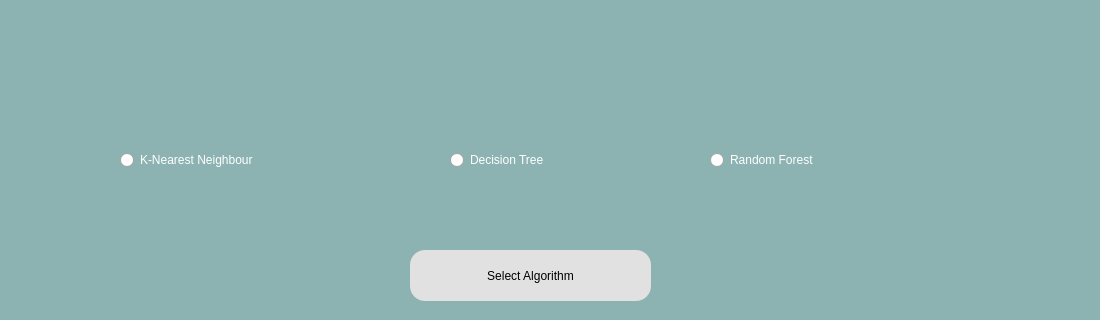
Before: the Qt Designer form UI_Files/mainMenuUI.ui in Rizi22/Using-Machine-Learning-Algorithms-to-Predict-the-Price-of-Pre-owned-Cars, drawn with Qt 5; both pictures show x 0 to 1100 and y 220 to 540 of the 1100 by 700 pixel window.
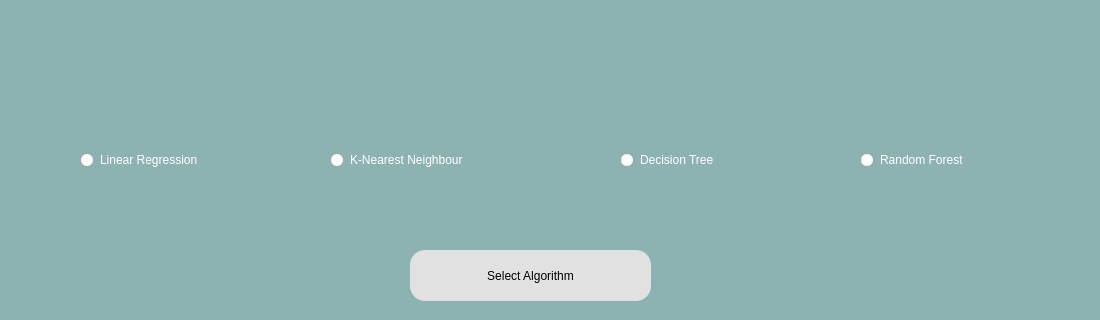
After: the same form once the commit is applied.

Commit message: Added Linear Regression algorithm to the UI

The edit to the form file:
```diff
--- a/UI_Files/mainMenuUI.ui
+++ b/UI_Files/mainMenuUI.ui
@@ -49,7 +49,7 @@
    <widget class="QRadioButton" name="KNNButton">
     <property name="geometry">
      <rect>
-      <x>130</x>
+      <x>340</x>
       <y>390</y>
       <width>221</width>
       <height>20</height>
@@ -66,7 +66,7 @@
    <widget class="QRadioButton" name="DTButton">
     <property name="geometry">
      <rect>
-      <x>460</x>
+      <x>630</x>
       <y>390</y>
       <width>151</width>
       <height>20</height>
@@ -100,7 +100,7 @@
    <widget class="QRadioButton" name="RFButton">
     <property name="geometry">
      <rect>
-      <x>720</x>
+      <x>870</x>
       <y>390</y>
       <width>221</width>
       <height>20</height>
@@ -114,6 +114,23 @@
      <string>Random Forest</string>
     </property>
    </widget>
+   <widget class="QRadioButton" name="LRButton">
+    <property name="geometry">
+     <rect>
+      <x>90</x>
+      <y>390</y>
+      <width>221</width>
+      <height>20</height>
+     </rect>
+    </property>
+    <property name="styleSheet">
+     <string notr="true">color: rgb(255, 255, 255);
+font: 12pt &quot;MS Shell Dlg 2&quot;;</string>
+    </property>
+    <property name="text">
+     <string>Linear Regression</string>
+    </property>
+   </widget>
   </widget>
  </widget>
  <resources/>
```
The commit also changes 1 other file.
